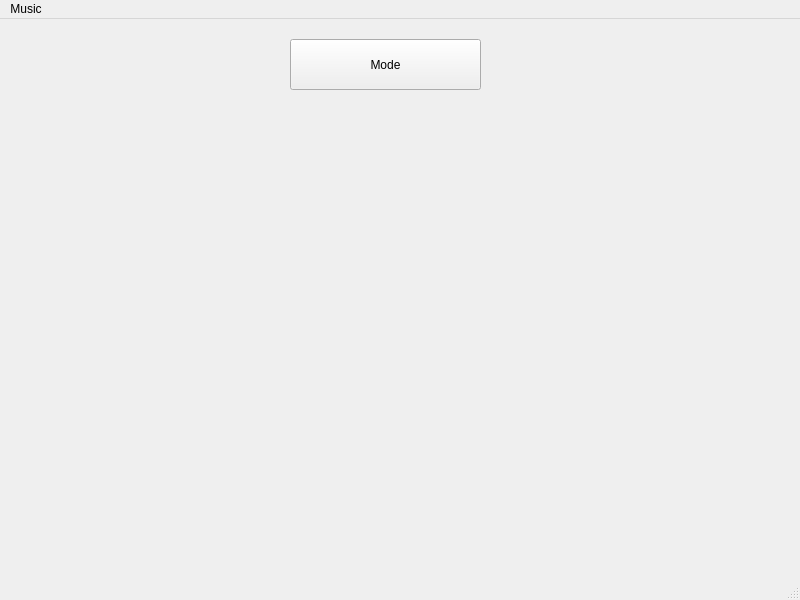
The window that src/ledStrip/mainwindow.ui (ShenJuncheng/Music_Visualization_RealTime) describes before a commit, drawn with Qt 5.
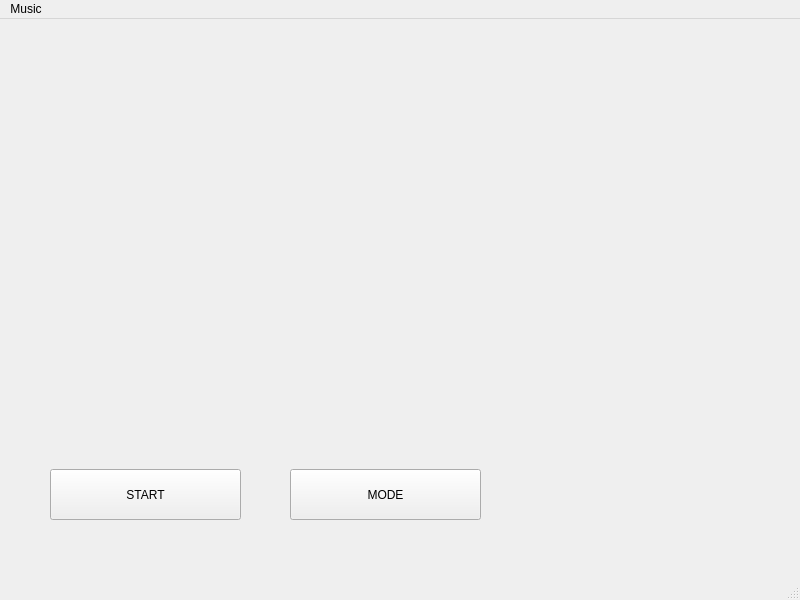
The same window after the commit.

Diff of the .ui file:
```diff
--- a/src/ledStrip/mainwindow.ui
+++ b/src/ledStrip/mainwindow.ui
@@ -18,13 +18,26 @@
     <property name="geometry">
      <rect>
       <x>290</x>
-      <y>20</y>
+      <y>450</y>
       <width>191</width>
       <height>51</height>
      </rect>
     </property>
     <property name="text">
-     <string>Mode</string>
+     <string>MODE</string>
+    </property>
+   </widget>
+   <widget class="QPushButton" name="stopButton">
+    <property name="geometry">
+     <rect>
+      <x>50</x>
+      <y>450</y>
+      <width>191</width>
+      <height>51</height>
+     </rect>
+    </property>
+    <property name="text">
+     <string>START</string>
     </property>
    </widget>
   </widget>
```
Left out of the diff: 2 changed lines with no effect on the pictures.
